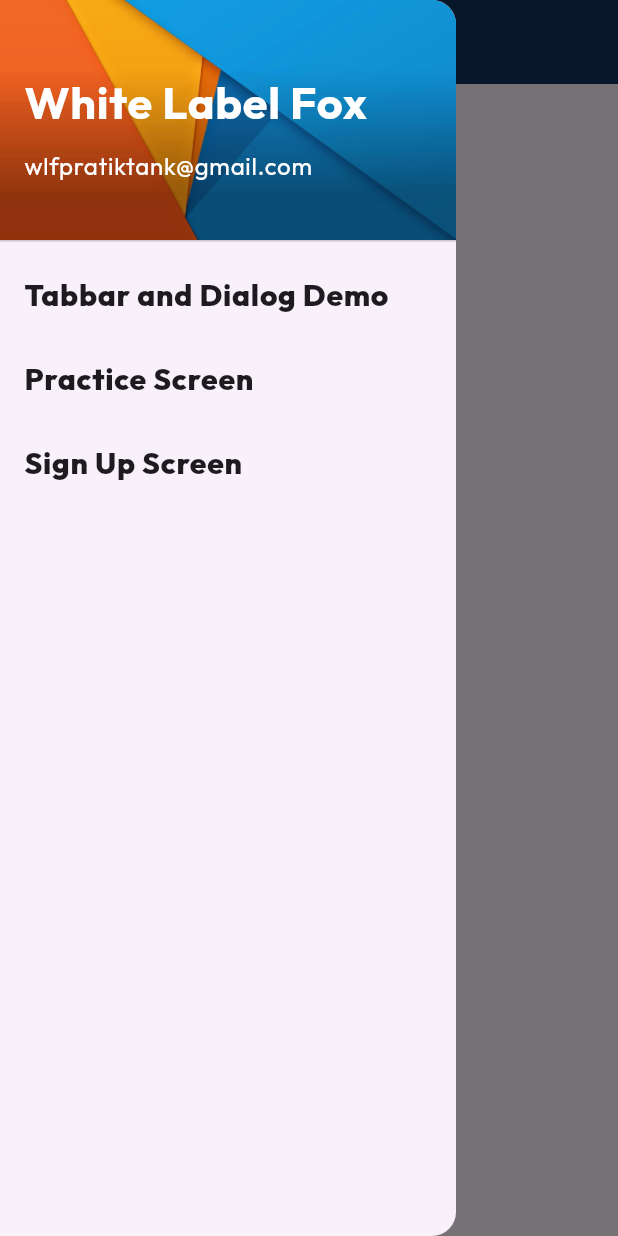
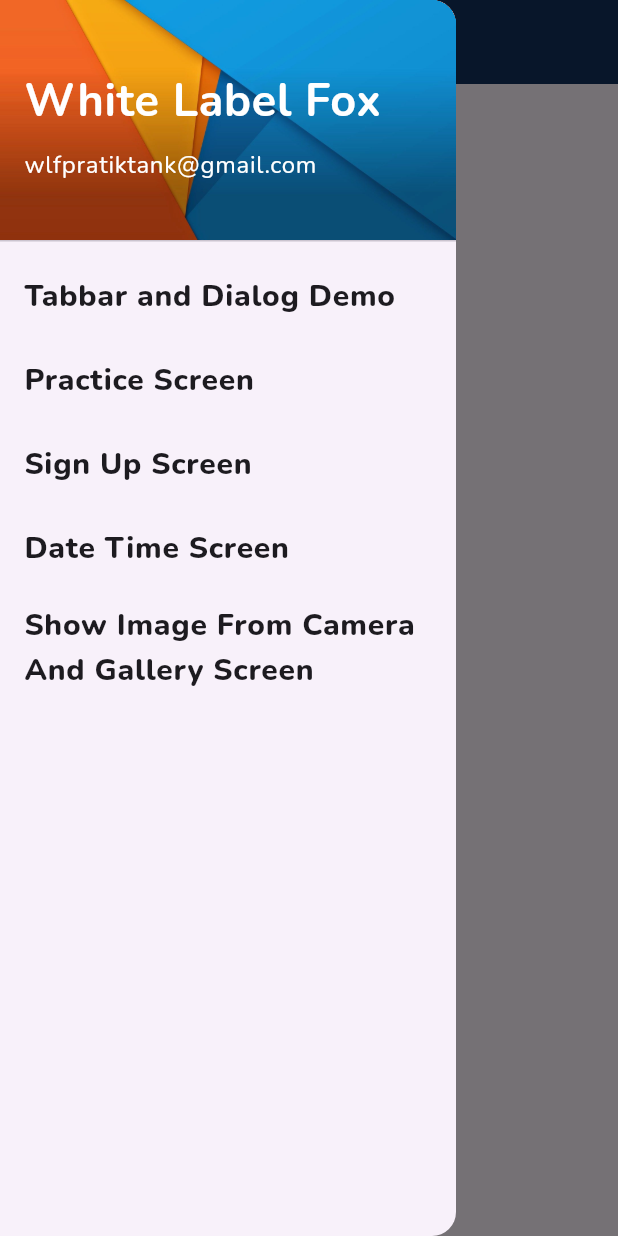
Before and after one commit to wlf-pratik-11/WLF-Flutter-Demo-App, a Flutter app: the screen it shows after launch, with the side drawer open, on a phone screen of 412 x 824 dp. Run offline on Flutter 3.47's test engine with Material 3 defaults, Android fonts, the phone set to English and light mode, and no system bars; our stand-ins replace email_validator, google_fonts, intl_phone_field, rxdart.

Commit message:
Upload show image from camera and gallery is imcomplete.

```diff
--- a/lib/commons/common_functions.dart
+++ b/lib/commons/common_functions.dart
@@ -1,11 +1,25 @@
 import 'dart:ui';
 
 import 'package:flutter/material.dart';
+import 'package:flutter/services.dart';
 
-TextStyle appbarTextStyle() {
-  return TextStyle(
-    color: Colors.white,
-  );
+import 'my_colors.dart';
+
+AppBar commonAppBar(String title){
+  return AppBar(
+      title: Text(
+        title,
+        style: TextStyle(
+            color: Colors.white,
+            fontWeight: FontWeight.bold
+        ),
+      ),
+      iconTheme: IconThemeData(color: Colors.white),
+      backgroundColor: MyColors.darkBlue,
+      systemOverlayStyle: SystemUiOverlayStyle(
+        systemStatusBarContrastEnforced: true,
+        // statusBarIconBrightness: Brightness.dark, // For Android (dark icons)
+      ));
 }
 
 ListView drawerItem(List lstItem) {
--- a/lib/main.dart
+++ b/lib/main.dart
@@ -34,7 +34,7 @@ class MyApp extends StatelessWidget {
         // tested with just a hot reload.
         colorScheme: ColorScheme.fromSeed(seedColor: Colors.deepPurple),
         useMaterial3: true,
-        fontFamily: GoogleFonts.outfit().fontFamily,
+        fontFamily: GoogleFonts.nunito().fontFamily,
         appBarTheme: AppBarTheme(color:MyColors.darkBlue ),
 
       ),
--- a/lib/screens/changeScreensDemo/content_holder_screen.dart
+++ b/lib/screens/changeScreensDemo/content_holder_screen.dart
@@ -78,10 +78,7 @@ class _ContentHolderScreenState extends State<ContentHolderScreen> {
                                           "Prev",
                                           style: TextStyle(fontWeight: FontWeight.bold, color: Colors.black, fontSize: 25),
                                         )
-                                      : Text(
-                                          "Prev",
-                                          style: TextStyle(fontWeight: FontWeight.bold, color: Colors.black26, fontSize: 25),
-                                        ),
+                                      : Spacer(),
                                   splashColor: Colors.transparent,
                                   onTap: () {
                                     _bloc.selectSlider(true, position.data ?? _bloc.dataLst.first);
--- a/lib/screens/changeScreensDemo/content_holder_screen_block.dart
+++ b/lib/screens/changeScreensDemo/content_holder_screen_block.dart
@@ -17,7 +17,7 @@ class ContentHolderScreenBlock {
     ContentHolderScreenDl("Make Payment", "the 1960s with the release of Letraset sheets containing Lorem Ipsum passages, and more recently with desktop publishing software like Aldus PageMaker including versions of Lorem Ipsum.", "https://img.freepik.com/free-vector/mobile-payments-concept-illustration_114360-2513.jpg", 2),
     ContentHolderScreenDl("Get Your Order", "Lorem Ipsum is simply dummy text of the printing and typesetting industry. Lorem Ipsum has been the industry's standard dummy text ever since the 1500s, when an ", "https://img.freepik.com/free-vector/order-confirmed-concept-illustration_114360-6599.jpg", 3),
     ContentHolderScreenDl("Chose Products", "Demo text, often referred to as placeholder text, is a block of text that is used to fill a space on a website, document, or template where the actual content will eventually be placed.", "https://img.freepik.com/free-vector/sales-consulting-concept-illustration_114360-9147.jpg", 4),
-
+    ContentHolderScreenDl("Make Payment", "the 1960s with the release of Letraset sheets containing Lorem Ipsum passages, and more recently with desktop publishing software like Aldus PageMaker including versions of Lorem Ipsum.", "https://img.freepik.com/free-vector/mobile-payments-concept-illustration_114360-2513.jpg", 5),
   ];
 
   void selectSlider(bool isPrev,ContentHolderScreenDl currentSelected) {
--- a/lib/screens/main_page.dart
+++ b/lib/screens/main_page.dart
@@ -2,11 +2,13 @@ import 'package:flutter/material.dart';
 import 'package:flutter/services.dart';
 import 'package:main_app_demo/commons/common_functions.dart';
 import 'package:main_app_demo/commons/multi_language_strings.dart';
+import 'package:main_app_demo/screens/showImageFromCamera/show_image_from_camera_and_gallery_screen.dart';
 import 'package:main_app_demo/screens/signUpScreen/signup_screen.dart';
 import 'package:main_app_demo/screens/tabbarDemo/tabbar_screen.dart';
 
 import '../commons/my_colors.dart';
 import 'changeScreensDemo/content_holder_screen.dart';
+import 'dateTimeScreen/datetime_screen.dart';
 
 class MainPage extends StatelessWidget {
   const MainPage({super.key});
@@ -23,23 +25,21 @@ class MainPage extends StatelessWidget {
     {
       "name":"Sign Up Screen",
       "route": SignupScreen()
+    },
+    {
+      "name":"Date Time Screen",
+      "route": DatetimeScreen()
+    },
+    {
+      "name":"Show Image From Camera And Gallery Screen",
+      "route": ShowImageFromCameraAndGalleryScreen()
     }
   ];
 
   @override
   Widget build(BuildContext context) {
     return Scaffold(
-      appBar: AppBar(
-          title: Text(
-            MultiLanguageStrings.mainPage,
-            style: appbarTextStyle(),
-          ),
-          iconTheme: IconThemeData(color: Colors.white),
-          backgroundColor: MyColors.darkBlue,
-          systemOverlayStyle: SystemUiOverlayStyle(
-            systemStatusBarContrastEnforced: true,
-            // statusBarIconBrightness: Brightness.dark, // For Android (dark icons)
-          )),
+      appBar: commonAppBar("Main Page"),
       drawer: Drawer(
         child: Column(
           crossAxisAlignment: CrossAxisAlignment.stretch,
--- /dev/null
+++ b/lib/screens/showImageFromCamera/show_image_from_camera_and_gallery_screen_bloc.dart
@@ -0,0 +1,5 @@
+class ShowImageFromCameraAndGalleryScreenBloc{
+  ShowImageFromCameraAndGalleryScreenBloc();
+
+
+}
--- a/lib/screens/tabbarDemo/tabbar_screen_block.dart
+++ b/lib/screens/tabbarDemo/tabbar_screen_block.dart
@@ -34,5 +34,9 @@ class TabbarScreenBlock{
     }
   }
 
+  void dispose(){
+    _myController.close();
+  }
+
 
 }
--- a/pubspec.yaml
+++ b/pubspec.yaml
@@ -41,6 +41,7 @@ dependencies:
   intl: any
   email_validator: any
   rxdart: any
+  image_picker: any
 dev_dependencies:
   flutter_test:
     sdk: flutter
```
Also changed, not shown: lib/screens/dateTimeScreen/datetime_screen.dart (added, +69 -0 lines), lib/screens/showImageFromCamera/show_image_from_camera_and_gallery_screen.dart (added, +82 -0 lines), lib/screens/tabbarDemo/formForNavigatorDemo/form_for_navigator_screen.dart (+13 -17 lines), lib/screens/tabbarDemo/tabbar_screen.dart (+32 -56 lines), pubspec.lock, 2 other files.
